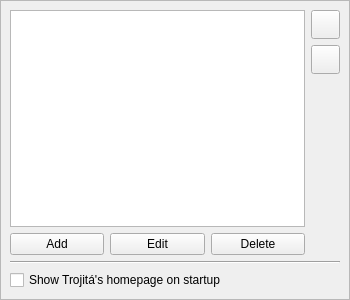
Above: src/Gui/SettingsGeneralPage.ui from jktjkt/trojita before the change. Below: the same form after it.
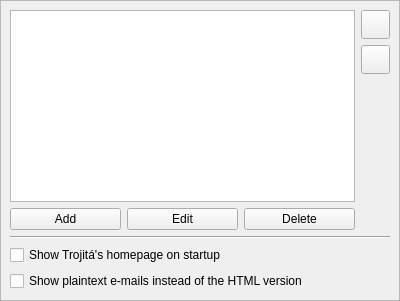
That is the form after the change.

Commit message: Add settings option for preferring plaintext e-mails over HTML ones

The edit to the form file:
```diff
--- a/src/Gui/SettingsGeneralPage.ui
+++ b/src/Gui/SettingsGeneralPage.ui
@@ -2,17 +2,9 @@
 <ui version="4.0">
  <class>GeneralPage</class>
  <widget class="QScrollArea" name="GeneralPage">
-  <property name="geometry">
-   <rect>
-    <x>0</x>
-    <y>0</y>
-    <width>350</width>
-    <height>300</height>
-   </rect>
-  </property>
   <property name="minimumSize">
    <size>
-    <width>350</width>
+    <width>400</width>
     <height>0</height>
    </size>
   </property>
@@ -26,14 +18,6 @@
    <bool>true</bool>
   </property>
   <widget class="QWidget" name="scrollAreaWidgetContents">
-   <property name="geometry">
-    <rect>
-     <x>0</x>
-     <y>0</y>
-     <width>344</width>
-     <height>294</height>
-    </rect>
-   </property>
    <property name="layoutDirection">
     <enum>Qt::LeftToRight</enum>
    </property>
@@ -148,6 +132,13 @@
       </property>
      </widget>
     </item>
+    <item row="5" column="0">
+     <widget class="QCheckBox" name="preferPlaintextCheckbox">
+      <property name="text">
+       <string>Show plaintext e-mails instead of the HTML version</string>
+      </property>
+     </widget>
+    </item>
    </layout>
   </widget>
  </widget>
```
The commit also changes 6 other files.
